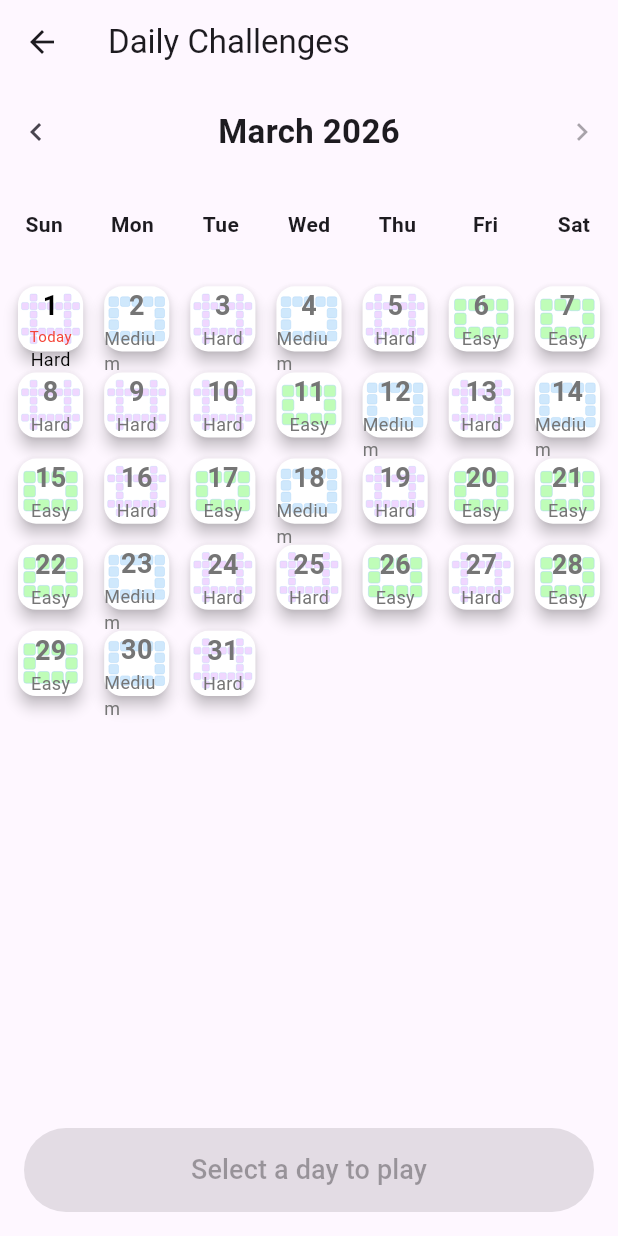
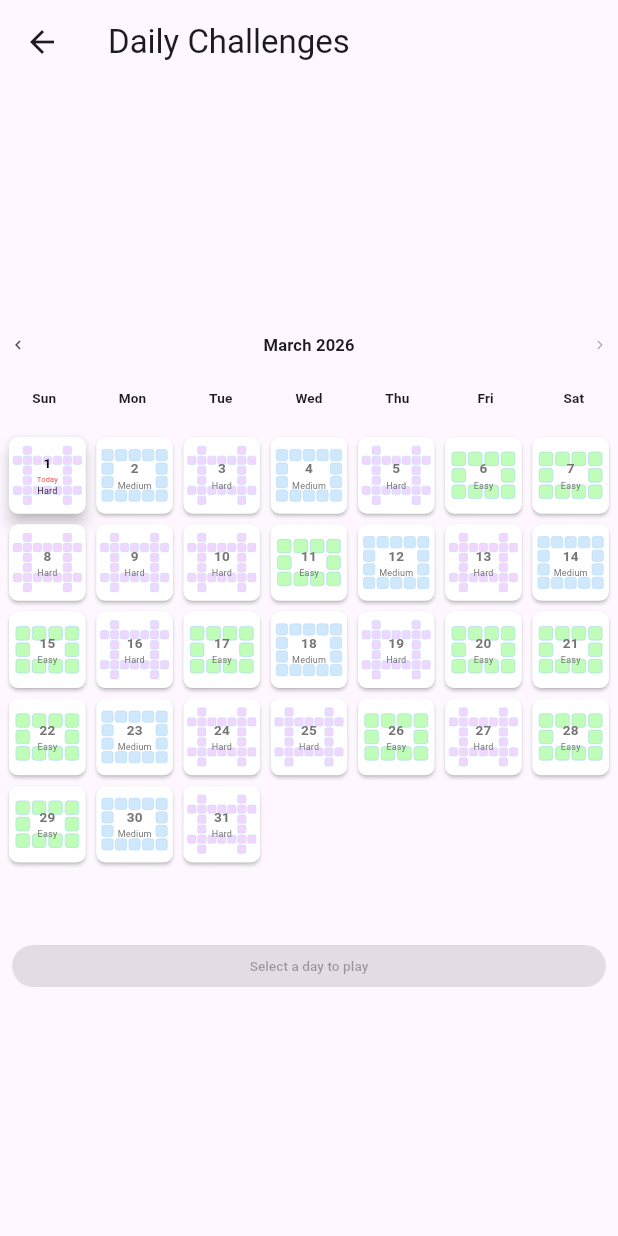
Before and after one commit to irrationalBear/SqwordleX, a Flutter app: the screen it shows after launch, after a tap on "Daily Challenge", on a phone screen of 412 x 824 dp. Run offline on Flutter 3.47's test engine with Material 3 defaults, Android fonts, the phone set to English and light mode, and no system bars; our stand-ins replace flutter_svg, shared_preferences.

Commit message:
Fixed scaling/resizing for daily and weekly challenge screens.  Fixed badge display for weekly challenge on main screen.

```diff
--- a/lib/screens/daily_challenge_screen.dart
+++ b/lib/screens/daily_challenge_screen.dart
@@ -146,7 +146,7 @@ class _DailyChallengeScreenState extends State<DailyChallengeScreen>
           color: isCompleted
               ? Colors.grey[200]
               : (isSelected ? Colors.blue[100] : Colors.white),
-          elevation: isCompleted ? 1 : 4,
+          elevation: isCompleted || isFuture ? 1 : 4,
           child: InkWell(
             onTap: isFuture
                 ? null
@@ -208,7 +208,17 @@ class _DailyChallengeScreenState extends State<DailyChallengeScreen>
 
     return Scaffold(
       appBar: AppBar(title: const Text('Daily Challenges')),
-      body: Column(
+      body: SafeArea(
+        child: Center(
+          child: FittedBox(
+            fit: BoxFit.contain,
+            alignment: Alignment.center,
+            child: SizedBox(
+              width:
+                  820.0, // ← adjust to your preferred max portrait width (360–420 common)
+              height:
+                  900.0, // ← tune this: portrait natural height + margin (start here, measure & adjust)
+              child: Column(
                 children: [
                   // Month navigation
                   Padding(
@@ -238,8 +248,8 @@ class _DailyChallengeScreenState extends State<DailyChallengeScreen>
                         IconButton(
                           icon: const Icon(Icons.chevron_right),
                           onPressed:
-                      currentMonth.month == today.month &&
-                          currentMonth.year == today.year
+                              currentMonth.month == DateTime.now().month &&
+                                  currentMonth.year == DateTime.now().year
                               ? null
                               : () {
                                   setState(() {
@@ -258,13 +268,17 @@ class _DailyChallengeScreenState extends State<DailyChallengeScreen>
                   GridView.count(
                     shrinkWrap: true,
                     physics: const NeverScrollableScrollPhysics(),
+                    childAspectRatio: 1.5,
                     crossAxisCount: 7,
                     children: ['Sun', 'Mon', 'Tue', 'Wed', 'Thu', 'Fri', 'Sat']
                         .map(
                           (d) => Center(
                             child: Text(
                               d,
-                      style: const TextStyle(fontWeight: FontWeight.bold),
+                              style: const TextStyle(
+                                fontSize: 18,
+                                fontWeight: FontWeight.bold,
+                              ),
                             ),
                           ),
                         )
@@ -280,14 +294,16 @@ class _DailyChallengeScreenState extends State<DailyChallengeScreen>
                       children: dayTiles,
                     ),
                   ),
-          // Play button
+                  // Play button area
                   Padding(
                     padding: const EdgeInsets.all(16.0),
                     child: ElevatedButton(
                       style: ElevatedButton.styleFrom(
                         minimumSize: const Size(double.infinity, 56),
                       ),
-              onPressed: (selectedDate == null || selectedDate!.isAfter(today))
+                      onPressed:
+                          (selectedDate == null ||
+                              selectedDate!.isAfter(DateTime.now()))
                           ? null
                           : () {
                               final int seed =
@@ -314,6 +330,10 @@ class _DailyChallengeScreenState extends State<DailyChallengeScreen>
                   ),
                 ],
               ),
+            ),
+          ),
+        ),
+      ),
     );
   }
 }
--- a/lib/screens/main_screen.dart
+++ b/lib/screens/main_screen.dart
@@ -82,7 +82,7 @@ class _MainScreenState extends State<MainScreen>
       Duration(days: now.weekday - DateTime.monday),
     );
     int weekID = (curWeek.difference(DateTime(2026, 1, 1)).inDays ~/ 7) + 1;
-    bool finishedPlay = false;
+    bool finishedPlay = true;
 
     final prefs = await SharedPreferences.getInstance();
     final String jsonStr = prefs.getString('weekly_completed') ?? '{}';
@@ -92,9 +92,9 @@ class _MainScreenState extends State<MainScreen>
       if (int.parse(strKey) == weekID) {
         final List<dynamic> dynList = value as List;
         final List<bool> boolList = dynList.map((e) => e as bool).toList();
-        if (boolList.length == puzzlesPerWeek) {
-          finishedPlay = true;
-        }
+        boolList.forEach((isComplete) {
+          if (!isComplete) finishedPlay = false;
+        });
       }
     });
 
```
Also changed, not shown: lib/screens/weekly_challenge_screen.dart (+18 -2 lines). Lines whose indentation alone changed are shown as unchanged.
